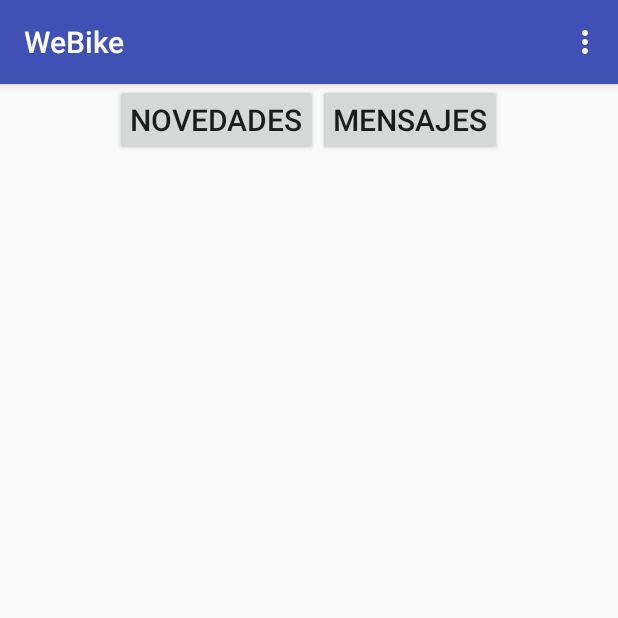
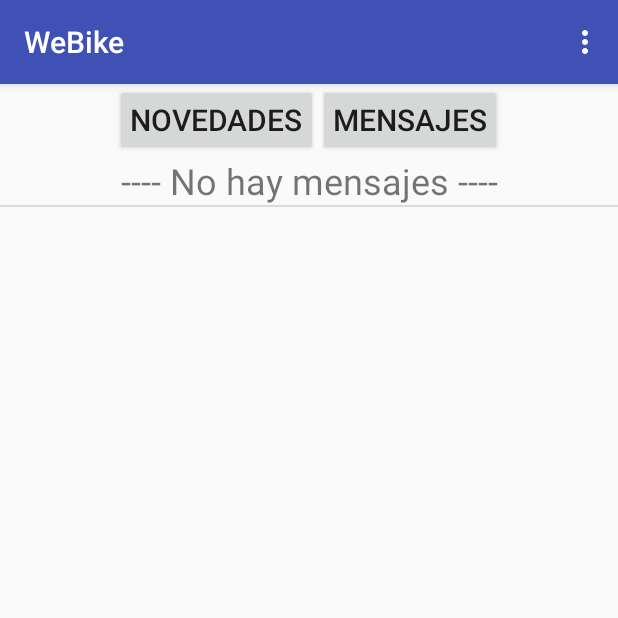
Before and after one commit to PUJCompMovL1730/WeBike, an Android app: the screen it shows after launch once a user with an empty profile is signed in (HomeActivity), in the options menu, after a tap on "Configuracion", on a phone screen of 412 x 824 dp, the top half of it. Run offline under Robolectric (Android 15) with nearby library versions, the phone set to English and light mode, and no system bars; our stand-ins replace Firebase (no records; nobody signed in at launch, a user with empty details on screens opened directly).

Commit message:
Fixed user class. Added messages and publications. Fixed message adapter. Added mailbox class. Modified HomeActivity

```diff
--- a/WeBike/app/src/main/java/webike/webike/HomeActivity.java
+++ b/WeBike/app/src/main/java/webike/webike/HomeActivity.java
@@ -5,12 +5,29 @@ import android.content.DialogInterface;
 import android.content.Intent;
 import android.support.v7.app.AppCompatActivity;
 import android.os.Bundle;
+import android.util.Log;
 import android.view.Menu;
 import android.view.MenuItem;
+import android.view.View;
+import android.widget.ArrayAdapter;
+import android.widget.Button;
+import android.widget.ListView;
 
 import com.google.firebase.auth.FirebaseAuth;
+import com.google.firebase.database.DataSnapshot;
+import com.google.firebase.database.DatabaseError;
+import com.google.firebase.database.DatabaseReference;
+import com.google.firebase.database.FirebaseDatabase;
+import com.google.firebase.database.ValueEventListener;
 
+import java.util.ArrayList;
+import java.util.HashMap;
+
+import webike.webike.adaptadores.adaptador_home_mensaje;
+import webike.webike.adaptadores.adaptador_home_notificacion;
+import webike.webike.logic.Mailbox;
 import webike.webike.logic.Message;
+import webike.webike.logic.Publicacion;
 import webike.webike.logic.User;
 import webike.webike.ubicacion.Map;
 import webike.webike.utils.FData;
@@ -19,6 +36,12 @@ public class HomeActivity extends AppCompatActivity {
 
     private FirebaseAuth mAuth;
     private FData fData;
+    private FirebaseDatabase database;
+
+    private ListView homeList;
+
+    private Button msgButton;
+    private Button pubButton;
 
     @Override
     protected void onCreate(Bundle savedInstanceState) {
@@ -26,6 +49,24 @@ public class HomeActivity extends AppCompatActivity {
         setContentView(R.layout.activity_home);
         mAuth = FirebaseAuth.getInstance();
         fData = new FData();
+        database = FirebaseDatabase.getInstance();
+        homeList = (ListView) findViewById(R.id.home_listView);
+        msgButton = (Button) findViewById(R.id.load_msg_button);
+        pubButton = (Button) findViewById(R.id.load_pubs_button);
+
+        msgButton.setOnClickListener(new View.OnClickListener() {
+            @Override
+            public void onClick(View v) {
+                loadMsg( mAuth.getCurrentUser().getUid() );
+            }
+        });
+
+        pubButton.setOnClickListener(new View.OnClickListener() {
+            @Override
+            public void onClick(View v) {
+                loadPubs();
+            }
+        });
     }
 
     @Override
@@ -46,6 +87,7 @@ public class HomeActivity extends AppCompatActivity {
         }else if( itemClicked == R.id.send_msg_test){
             User usr = new User();
             usr.setKey( this.mAuth.getCurrentUser().getUid() );
+            usr.setEmail("juanmig8@hotmail.com");
             Message msg = new Message("Hola esto es una prueba",usr , usr );
             this.fData.postMessage(usr.getKey() , usr.getKey() , msg);
         }else if( itemClicked == R.id.search_user_test){
@@ -76,4 +118,75 @@ public class HomeActivity extends AppCompatActivity {
                 }) ;
         alertDialog.show();
     }
+
+    public void loadMsg( String key ){
+        DatabaseReference ref = database.getReference(FData.PATH_TO_USERS + "/" + key + "/mailbox/received" );
+        ref.addListenerForSingleValueEvent(new ValueEventListener() {
+            @Override
+            public void onDataChange(DataSnapshot dataSnapshot) {
+                ArrayList<Message> msgs = new ArrayList<Message>();
+                for( DataSnapshot ds : dataSnapshot.getChildren() ){
+                    HashMap<String,Object> mbox = (HashMap<String,Object>) ds.getValue();
+                    Message msg = new Message();
+                    msg.setMsg( (String) mbox.get("msg") );
+
+                    User receiver = new User();
+                    HashMap<String, Object> hr = (HashMap<String, Object>) mbox.get("receiver");
+                    receiver.setEmail( (String) hr.get("email") );
+                    msg.setReceiver( receiver );
+
+                    User sender = new User();
+                    HashMap<String, Object> hs = (HashMap<String, Object>) mbox.get("sender");
+                    sender.setEmail( (String) hs.get("email") );
+                    msg.setSender( sender );
+
+                    msgs.add(msg);
+                }
+                inflateListWithMsgs( msgs );
+            }
+
+            @Override
+            public void onCancelled(DatabaseError databaseError) {
+
+            }
+        });
+    }
+
+    public void loadPubs(){
+        DatabaseReference ref = database.getReference(FData.PATH_TO_PUBS);
+        ref.addListenerForSingleValueEvent(new ValueEventListener() {
+            @Override
+            public void onDataChange(DataSnapshot dataSnapshot) {
+                ArrayList<Publicacion> pubs = new ArrayList<Publicacion>();
+                for ( DataSnapshot ds : dataSnapshot.getChildren() ){
+                    Publicacion p = ds.getValue(Publicacion.class);
+                    pubs.add(p);
+                }
+                infalteListWithPubs( pubs );
+            }
+
+            @Override
+            public void onCancelled(DatabaseError databaseError) {
+
+            }
+        });
+    }
+
+    public void inflateListWithMsgs(ArrayList<Message> msgs ){
+        if( msgs.isEmpty() ){
+            ArrayList<String> info = new ArrayList<>();
+            info.add("---- No hay mensajes ----");
+            ArrayAdapter<String> adapter = new ArrayAdapter<String>(this, R.layout.simple_list_item_1 ,info);
+            this.homeList.setAdapter(adapter);
+        }else {
+            adaptador_home_mensaje adapter = new adaptador_home_mensaje(this, msgs);
+            this.homeList.setAdapter(adapter);
+        }
+
+    }
+
+    public void infalteListWithPubs( ArrayList<Publicacion> pubs ){
+        adaptador_home_notificacion adapter = new adaptador_home_notificacion(this,pubs);
+        this.homeList.setAdapter(adapter);
+    }
 }
--- a/WeBike/app/src/main/res/layout/activity_home.xml
+++ b/WeBike/app/src/main/res/layout/activity_home.xml
@@ -14,12 +14,14 @@
         android:orientation="horizontal"
         android:gravity="center">
         <Button
+            android:id="@+id/load_pubs_button"
             android:layout_width="wrap_content"
             android:layout_height="wrap_content"
             android:text="Novedades"
             android:textSize="20dp"
             android:padding="10dp"/>
         <Button
+            android:id="@+id/load_msg_button"
             android:layout_width="wrap_content"
             android:layout_height="wrap_content"
             android:text="Mensajes"
@@ -28,10 +30,11 @@
 
     </LinearLayout>
     <ListView
+        android:id="@+id/home_listView"
         android:layout_width="match_parent"
         android:layout_height="match_parent"
-        android:layout_alignParentTop="true"
-        android:layout_alignParentStart="true">
+        android:layout_alignParentStart="true"
+        android:layout_below="@+id/layoud_button_wall">
 
 
 
--- /dev/null
+++ b/WeBike/app/src/main/res/layout/simple_list_item_1.xml
@@ -0,0 +1,7 @@
+<TextView
+    android:layout_width="match_parent"
+    android:layout_height="wrap_content"
+    android:textSize="24sp"
+    android:layout_margin="10dp"
+    android:textAlignment="center"
+    xmlns:android="http://schemas.android.com/apk/res/android" />
```
Also changed, not shown: WeBike/app/src/main/java/webike/webike/SearchUserActivity.java (+12 -2 lines), WeBike/app/src/main/java/webike/webike/adaptadores/adaptador_home_mensaje.java (+4 -3 lines), WeBike/app/src/main/java/webike/webike/logic/Mailbox.java (added, +32 -0 lines), WeBike/app/src/main/java/webike/webike/logic/User.java (+6 -16 lines).
